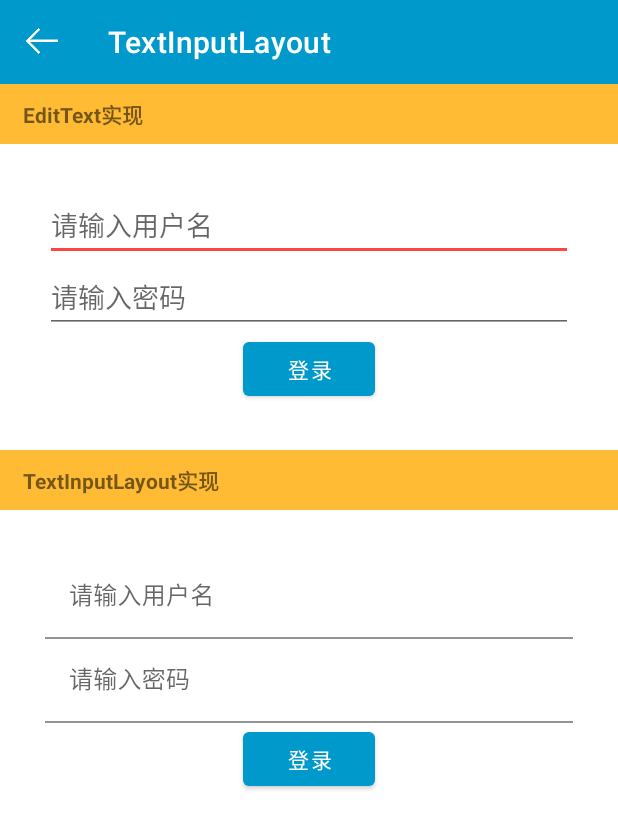
After one commit to KoWunnaKo/AndroidBasic, an Android app: the TextInputLayoutActivity screen opened directly, with no data from a screen before it, on a phone screen of 412 x 824 dp. The commit adds this screen. Shown: the top 829 px of the screen. Run offline under Robolectric (Android 15) with nearby library versions, the phone set to English and light mode, and no system bars.

```diff
--- a/app/src/main/AndroidManifest.xml
+++ b/app/src/main/AndroidManifest.xml
@@ -9,7 +9,9 @@
         android:roundIcon="@mipmap/ic_launcher_round"
         android:supportsRtl="true"
         android:theme="@style/Theme.AndroidBasic">
-        <activity android:name=".snackbar.SnackBarActivity"></activity>
+        <activity android:name=".floatingactionbutton.FloatingActionButtonActivity"></activity>
+        <activity android:name=".textinputlayout.TextInputLayoutActivity" />
+        <activity android:name=".snackbar.SnackBarActivity" />
         <activity android:name=".notification.NotificationActivity" />
         <activity android:name=".cardview.CardViewActivity" />
         <activity android:name=".recyclerview.RecyclerViewActivity" />
--- /dev/null
+++ b/app/src/main/java/com/exciter/androidbasic/textinputlayout/TextInputLayoutActivity.java
@@ -0,0 +1,43 @@
+package com.exciter.androidbasic.textinputlayout;
+
+import androidx.appcompat.app.AppCompatActivity;
+import androidx.appcompat.widget.Toolbar;
+
+import android.os.Bundle;
+import android.view.View;
+
+import com.exciter.androidbasic.R;
+import com.google.android.material.textfield.TextInputEditText;
+import com.google.android.material.textfield.TextInputLayout;
+
+import java.util.Objects;
+
+public class TextInputLayoutActivity extends AppCompatActivity {
+
+    @Override
+    protected void onCreate(Bundle savedInstanceState) {
+        super.onCreate(savedInstanceState);
+        setContentView(R.layout.activity_text_input_layout);
+        Toolbar toolbar = findViewById(R.id.tool_bar);
+        toolbar.setTitle("TextInputLayout");
+        toolbar.setNavigationOnClickListener(v -> finish());
+        TextInputLayout inputPassword = findViewById(R.id.input_password);
+        TextInputEditText etPassword = findViewById(R.id.et_password);
+        findViewById(R.id.btn_login).setOnClickListener(new View.OnClickListener() {
+            @Override
+            public void onClick(View v) {
+                boolean validate = validatePassword(Objects.requireNonNull(etPassword.getText()).toString());
+                if (!validate) {
+                    inputPassword.setErrorEnabled(true);
+                    inputPassword.setError("请输入6位以上密码");
+                } else {
+                    inputPassword.setErrorEnabled(false);
+                }
+            }
+        });
+    }
+
+    private boolean validatePassword(String password) {
+        return password.length() > 6;
+    }
+}
--- /dev/null
+++ b/app/src/main/res/layout/activity_text_input_layout.xml
@@ -0,0 +1,119 @@
+<?xml version="1.0" encoding="utf-8"?>
+<androidx.constraintlayout.widget.ConstraintLayout xmlns:android="http://schemas.android.com/apk/res/android"
+    xmlns:app="http://schemas.android.com/apk/res-auto"
+    xmlns:tools="http://schemas.android.com/tools"
+    android:layout_width="match_parent"
+    android:layout_height="match_parent"
+    tools:context=".textinputlayout.TextInputLayoutActivity">
+
+    <include
+        layout="@layout/layout_tool_bar"
+        app:layout_constraintLeft_toLeftOf="parent"
+        app:layout_constraintRight_toLeftOf="parent"
+        app:layout_constraintTop_toTopOf="parent" />
+
+    <TextView
+        android:id="@+id/tv_edittext"
+        android:layout_width="match_parent"
+        android:layout_height="40dp"
+        android:background="@android:color/holo_orange_light"
+        android:gravity="center_vertical"
+        android:paddingHorizontal="15dp"
+        android:text="EditText实现"
+        android:textStyle="bold"
+        app:layout_constraintLeft_toLeftOf="parent"
+        app:layout_constraintTop_toBottomOf="@+id/tool_bar" />
+
+    <LinearLayout
+        android:id="@+id/ll_edittext"
+        android:layout_width="match_parent"
+        android:layout_height="wrap_content"
+        android:layout_marginTop="30dp"
+        android:gravity="center_horizontal"
+        android:orientation="vertical"
+        android:paddingHorizontal="30dp"
+        app:layout_constraintLeft_toLeftOf="parent"
+        app:layout_constraintRight_toRightOf="parent"
+        app:layout_constraintTop_toBottomOf="@+id/tv_edittext">
+
+
+        <EditText
+            android:layout_width="match_parent"
+            android:layout_height="wrap_content"
+            android:hint="请输入用户名"
+            android:maxLines="1" />
+
+        <EditText
+            android:layout_width="match_parent"
+            android:layout_height="wrap_content"
+            android:hint="请输入密码"
+            android:maxLines="1" />
+
+        <Button
+            android:layout_width="wrap_content"
+            android:layout_height="wrap_content"
+            android:text="登录" />
+
+    </LinearLayout>
+
+    <TextView
+        android:id="@+id/tv_textinputlayout"
+        android:layout_width="match_parent"
+        android:layout_height="40dp"
+        android:layout_marginTop="30dp"
+        android:background="@android:color/holo_orange_light"
+        android:gravity="center_vertical"
+        android:paddingHorizontal="15dp"
+        android:text="TextInputLayout实现"
+        android:textStyle="bold"
+        app:layout_constraintLeft_toLeftOf="parent"
+        app:layout_constraintTop_toBottomOf="@+id/ll_edittext" />
+
+    <LinearLayout
+        android:layout_width="match_parent"
+        android:layout_height="wrap_content"
+        android:layout_marginTop="30dp"
+        android:gravity="center_horizontal"
+        android:orientation="vertical"
+        android:paddingHorizontal="30dp"
+        app:layout_constraintLeft_toLeftOf="parent"
+        app:layout_constraintRight_toRightOf="parent"
+        app:layout_constraintTop_toBottomOf="@+id/tv_textinputlayout">
+
+        <com.google.android.material.textfield.TextInputLayout
+            android:layout_width="match_parent"
+            android:layout_height="wrap_content">
+
+            <com.google.android.material.textfield.TextInputEditText
+                android:layout_width="match_parent"
+                android:layout_height="wrap_content"
+                android:background="@android:color/transparent"
+                android:hint="请输入用户名"
+                android:maxLines="1" />
+
+        </com.google.android.material.textfield.TextInputLayout>
+
+        <com.google.android.material.textfield.TextInputLayout
+            android:id="@+id/input_password"
+            android:layout_width="match_parent"
+            android:layout_height="wrap_content">
+
+            <com.google.android.material.textfield.TextInputEditText
+                android:layout_width="match_parent"
+                android:id="@+id/et_password"
+                android:layout_height="wrap_content"
+                android:background="@android:color/transparent"
+                android:hint="请输入密码"
+                android:maxLines="1" />
+
+        </com.google.android.material.textfield.TextInputLayout>
+
+        <Button
+            android:id="@+id/btn_login"
+            android:layout_width="wrap_content"
+            android:layout_height="wrap_content"
+            android:text="登录" />
+
+    </LinearLayout>
+
+</androidx.constraintlayout.widget.ConstraintLayout>
--- a/app/src/main/res/values/themes.xml
+++ b/app/src/main/res/values/themes.xml
@@ -12,5 +12,6 @@
         <!-- Status bar color. -->
         <item name="android:statusBarColor" tools:targetApi="l">?attr/colorPrimaryVariant</item>
         <!-- Customize your theme here. -->
+        <item name="colorAccent">@android:color/holo_red_light</item>
     </style>
 </resources>
```
Also changed, not shown: app/src/main/java/com/exciter/androidbasic/MainActivity.java (+10 -0 lines), app/src/main/java/com/exciter/androidbasic/floatingactionbutton/FloatingActionButtonActivity.java (added, +20 -0 lines), app/src/main/res/layout/activity_floating_action_button.xml (added, +26 -0 lines), app/src/main/res/drawable-xxhdpi/ic_like.png (added).
